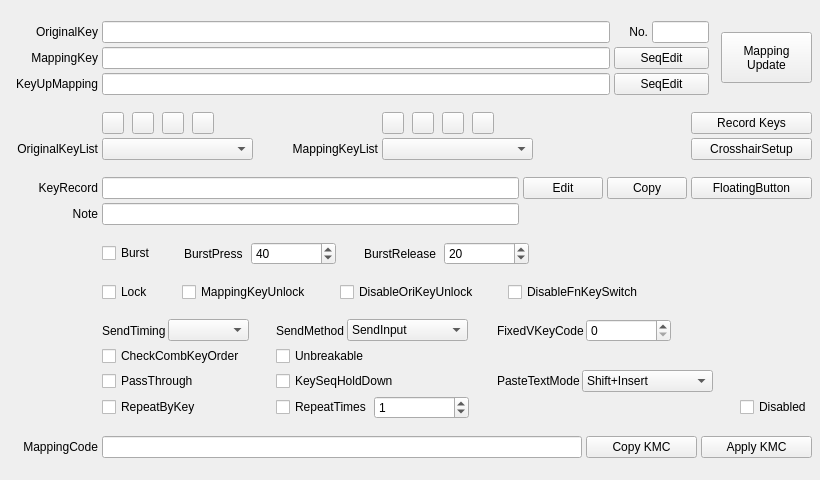
Old version of the form QKeyMapper/qitemsetupdialog.ui in the repository Zalafina/QKeyMapper.
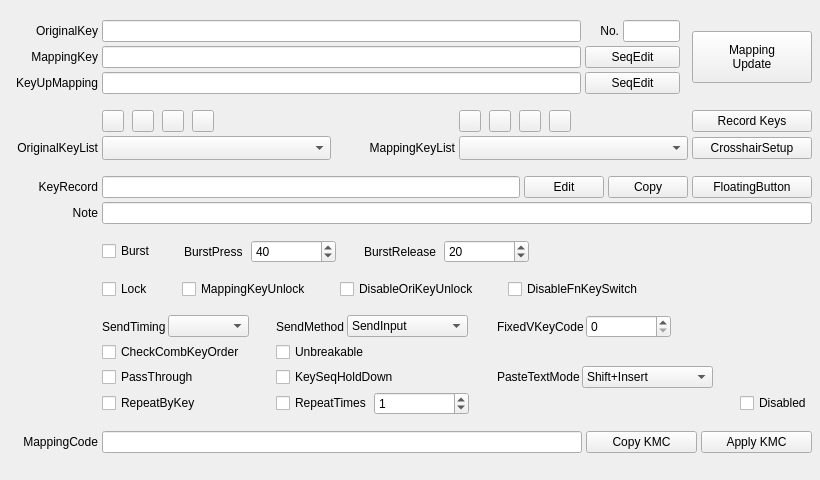
New version of the form. Custom widgets are drawn as their Qt base class.

Commit message: refactor(ui): modernize QItemSetupDialog layout with unlocked height and 1:1 combobox stretch

Diff of the .ui file:
```diff
--- a/QKeyMapper/qitemsetupdialog.ui
+++ b/QKeyMapper/qitemsetupdialog.ui
@@ -11,7 +11,7 @@
    </rect>
   </property>
   <property name="sizePolicy">
-   <sizepolicy hsizetype="Preferred" vsizetype="Fixed">
+   <sizepolicy hsizetype="Preferred" vsizetype="Preferred">
     <horstretch>0</horstretch>
     <verstretch>0</verstretch>
    </sizepolicy>
@@ -19,13 +19,7 @@
   <property name="minimumSize">
    <size>
     <width>720</width>
-    <height>480</height>
-   </size>
-  </property>
-  <property name="maximumSize">
-   <size>
-    <width>16777215</width>
-    <height>480</height>
+    <height>0</height>
    </size>
   </property>
   <property name="windowTitle">
@@ -194,8 +188,8 @@
        </property>
        <property name="minimumSize">
         <size>
-         <width>91</width>
-         <height>51</height>
+         <width>120</width>
+         <height>52</height>
         </size>
        </property>
        <property name="focusPolicy">
@@ -260,7 +254,7 @@
     </layout>
    </item>
    <item>
-    <layout class="QGridLayout" name="filterComboGridLayout">
+    <layout class="QGridLayout" name="filterComboGridLayout" columnstretch="0,1,0,0,1,0">
      <property name="spacing">
       <number>4</number>
      </property>
@@ -609,23 +603,16 @@
       </layout>
      </item>
      <item row="0" column="5">
-      <spacer name="filterRow_rightSpacer">
-       <property name="orientation">
-        <enum>Qt::Orientation::Horizontal</enum>
-       </property>
-       <property name="sizeHint" stdset="0">
-        <size>
-         <width>40</width>
-         <height>20</height>
-        </size>
-       </property>
-      </spacer>
-     </item>
-     <item row="0" column="6">
       <widget class="QPushButton" name="recordKeysButton">
+       <property name="sizePolicy">
+        <sizepolicy hsizetype="Fixed" vsizetype="Fixed">
+         <horstretch>0</horstretch>
+         <verstretch>0</verstretch>
+        </sizepolicy>
+       </property>
        <property name="minimumSize">
         <size>
-         <width>121</width>
+         <width>120</width>
          <height>0</height>
         </size>
        </property>
@@ -659,17 +646,23 @@
      <item row="1" column="1">
       <widget class="KeyListComboBox" name="SetupDialog_OriginalKeyListComboBox">
        <property name="sizePolicy">
-        <sizepolicy hsizetype="Fixed" vsizetype="Fixed">
+        <sizepolicy hsizetype="Expanding" vsizetype="Fixed">
          <horstretch>0</horstretch>
          <verstretch>0</verstretch>
         </sizepolicy>
        </property>
        <property name="minimumSize">
         <size>
-         <width>151</width>
+         <width>140</width>
          <height>0</height>
         </size>
        </property>
+       <property name="sizeAdjustPolicy">
+        <enum>QComboBox::SizeAdjustPolicy::AdjustToMinimumContentsLengthWithIcon</enum>
+       </property>
+       <property name="minimumContentsLength">
+        <number>5</number>
+       </property>
        <property name="focusPolicy">
         <enum>Qt::FocusPolicy::ClickFocus</enum>
        </property>
@@ -710,27 +703,39 @@
      <item row="1" column="4">
       <widget class="KeyListComboBox" name="SetupDialog_MappingKeyListComboBox">
        <property name="sizePolicy">
-        <sizepolicy hsizetype="Fixed" vsizetype="Fixed">
+        <sizepolicy hsizetype="Expanding" vsizetype="Fixed">
          <horstretch>0</horstretch>
          <verstretch>0</verstretch>
         </sizepolicy>
        </property>
        <property name="minimumSize">
         <size>
-         <width>151</width>
+         <width>140</width>
          <height>0</height>
         </size>
        </property>
+       <property name="sizeAdjustPolicy">
+        <enum>QComboBox::SizeAdjustPolicy::AdjustToMinimumContentsLengthWithIcon</enum>
+       </property>
+       <property name="minimumContentsLength">
+        <number>5</number>
+       </property>
        <property name="focusPolicy">
         <enum>Qt::FocusPolicy::ClickFocus</enum>
        </property>
       </widget>
      </item>
-     <item row="1" column="6">
+     <item row="1" column="5">
       <widget class="QPushButton" name="crosshairSetupButton">
+       <property name="sizePolicy">
+        <sizepolicy hsizetype="Fixed" vsizetype="Fixed">
+         <horstretch>0</horstretch>
+         <verstretch>0</verstretch>
+        </sizepolicy>
+       </property>
        <property name="minimumSize">
         <size>
-         <width>121</width>
+         <width>120</width>
          <height>0</height>
         </size>
        </property>
@@ -811,9 +816,15 @@
      </item>
      <item row="0" column="4">
       <widget class="QPushButton" name="floatingButtonSetupButton">
+       <property name="sizePolicy">
+        <sizepolicy hsizetype="Fixed" vsizetype="Fixed">
+         <horstretch>0</horstretch>
+         <verstretch>0</verstretch>
+        </sizepolicy>
+       </property>
        <property name="minimumSize">
         <size>
-         <width>121</width>
+         <width>120</width>
          <height>0</height>
         </size>
        </property>
@@ -844,7 +855,7 @@
        </property>
       </widget>
      </item>
-     <item row="1" column="1">
+     <item row="1" column="1" colspan="4">
       <widget class="QLineEdit" name="itemNoteLineEdit"/>
      </item>
     </layout>
```
The commit also changes 1 other file.
